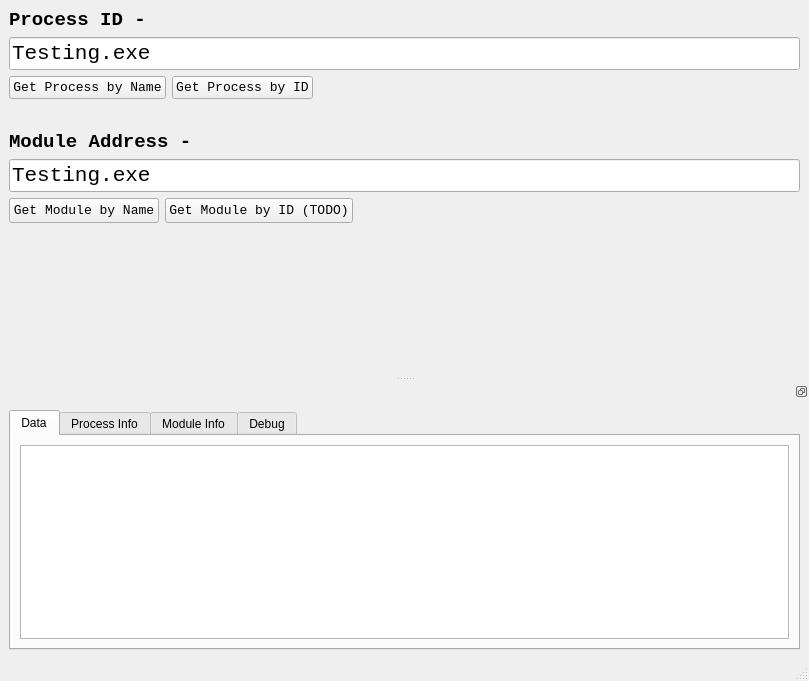
Before: the Qt Designer form mainwindow.ui in mmg1/ZEF, drawn with Qt 5.
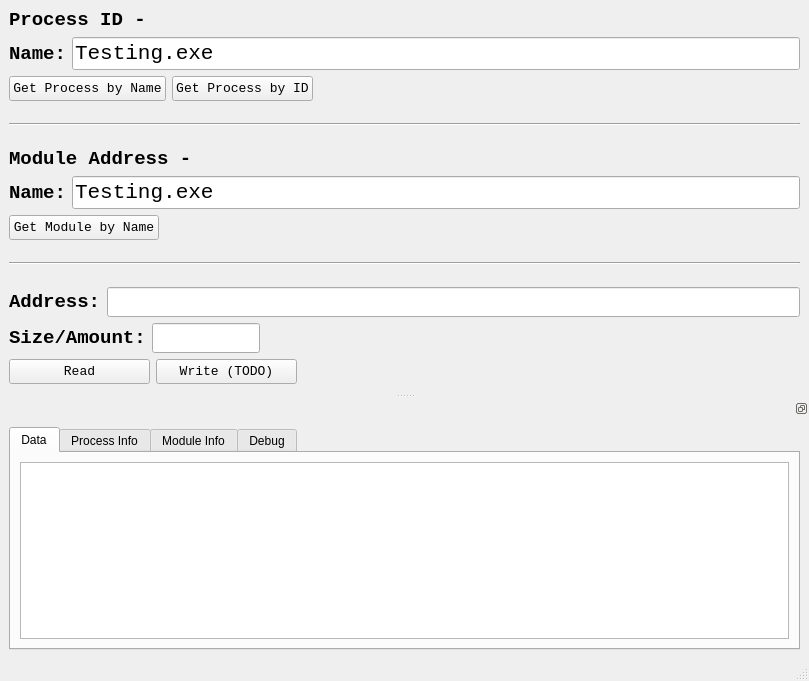
After: the same form once the commit is applied. The open tabs and pages were chosen to show the change.

Commit message: Read Memory

Diff of the .ui file:
```diff
--- a/mainwindow.ui
+++ b/mainwindow.ui
@@ -15,11 +15,71 @@
   </property>
   <widget class="QWidget" name="centralwidget">
    <layout class="QFormLayout" name="formLayout_3">
+    <item row="0" column="0" colspan="2">
+     <widget class="QLabel" name="lbl_ProcID">
+      <property name="sizePolicy">
+       <sizepolicy hsizetype="Expanding" vsizetype="Preferred">
+        <horstretch>0</horstretch>
+        <verstretch>0</verstretch>
+       </sizepolicy>
+      </property>
+      <property name="minimumSize">
+       <size>
+        <width>250</width>
+        <height>0</height>
+       </size>
+      </property>
+      <property name="maximumSize">
+       <size>
+        <width>16777215</width>
+        <height>500</height>
+       </size>
+      </property>
+      <property name="font">
+       <font>
+        <family>Consolas</family>
+        <pointsize>14</pointsize>
+        <weight>75</weight>
+        <bold>true</bold>
+       </font>
+      </property>
+      <property name="mouseTracking">
+       <bool>false</bool>
+      </property>
+      <property name="layoutDirection">
+       <enum>Qt::LeftToRight</enum>
+      </property>
+      <property name="text">
+       <string>Process ID -</string>
+      </property>
+      <property name="textFormat">
+       <enum>Qt::PlainText</enum>
+      </property>
+      <property name="textInteractionFlags">
+       <set>Qt::LinksAccessibleByMouse|Qt::TextSelectableByMouse</set>
+      </property>
+     </widget>
+    </item>
     <item row="1" column="0" colspan="2">
-     <layout class="QHBoxLayout" name="horizontalLayout_5">
+     <layout class="QHBoxLayout" name="hLayout_txt_ProcName">
       <property name="sizeConstraint">
        <enum>QLayout::SetMaximumSize</enum>
       </property>
+      <item>
+       <widget class="QLabel" name="lbl_ProcName">
+        <property name="font">
+         <font>
+          <family>Consolas</family>
+          <pointsize>14</pointsize>
+          <weight>75</weight>
+          <bold>true</bold>
+         </font>
+        </property>
+        <property name="text">
+         <string>Name:</string>
+        </property>
+       </widget>
+      </item>
       <item>
        <widget class="QLineEdit" name="txt_ProcName">
         <property name="font">
@@ -38,9 +98,15 @@
      </layout>
     </item>
     <item row="2" column="0">
-     <layout class="QHBoxLayout" name="horizontalLayout_6">
+     <layout class="QHBoxLayout" name="hLayout_btn_GetProcBtns">
       <item>
        <widget class="QPushButton" name="btn_GetProcID">
+        <property name="minimumSize">
+         <size>
+          <width>140</width>
+          <height>25</height>
+         </size>
+        </property>
         <property name="font">
          <font>
           <family>Consolas</family>
@@ -54,6 +120,12 @@
       </item>
       <item>
        <widget class="QPushButton" name="btn_GetProcName">
+        <property name="minimumSize">
+         <size>
+          <width>141</width>
+          <height>25</height>
+         </size>
+        </property>
         <property name="font">
          <font>
           <family>Consolas</family>
@@ -67,153 +139,40 @@
       </item>
      </layout>
     </item>
-    <item row="3" column="0">
-     <spacer name="verticalSpacer">
-      <property name="orientation">
-       <enum>Qt::Vertical</enum>
-      </property>
-      <property name="sizeType">
-       <enum>QSizePolicy::Fixed</enum>
-      </property>
-      <property name="sizeHint" stdset="0">
-       <size>
-        <width>20</width>
-        <height>20</height>
-       </size>
-      </property>
-     </spacer>
-    </item>
-    <item row="5" column="0" colspan="2">
-     <layout class="QHBoxLayout" name="horizontalLayout_7">
-      <item>
-       <widget class="QLineEdit" name="txt_ModName">
-        <property name="font">
-         <font>
-          <family>Consolas</family>
-          <pointsize>16</pointsize>
-          <weight>50</weight>
-          <bold>false</bold>
-         </font>
-        </property>
-        <property name="text">
-         <string>Testing.exe</string>
-        </property>
-       </widget>
-      </item>
-     </layout>
-    </item>
-    <item row="6" column="0">
-     <layout class="QHBoxLayout" name="horizontalLayout_8">
-      <item>
-       <widget class="QPushButton" name="btn_GetModAddr">
-        <property name="sizePolicy">
-         <sizepolicy hsizetype="MinimumExpanding" vsizetype="Preferred">
-          <horstretch>0</horstretch>
-          <verstretch>0</verstretch>
-         </sizepolicy>
-        </property>
-        <property name="minimumSize">
-         <size>
-          <width>150</width>
-          <height>25</height>
-         </size>
-        </property>
-        <property name="maximumSize">
-         <size>
-          <width>16777215</width>
-          <height>50</height>
-         </size>
-        </property>
-        <property name="font">
-         <font>
-          <family>Consolas</family>
-          <pointsize>10</pointsize>
-         </font>
-        </property>
-        <property name="text">
-         <string>Get Module by Name</string>
-        </property>
-       </widget>
-      </item>
-      <item>
-       <widget class="QPushButton" name="btn_GetProcName_2">
-        <property name="sizePolicy">
-         <sizepolicy hsizetype="MinimumExpanding" vsizetype="Preferred">
-          <horstretch>0</horstretch>
-          <verstretch>0</verstretch>
-         </sizepolicy>
-        </property>
-        <property name="minimumSize">
-         <size>
-          <width>150</width>
-          <height>25</height>
-         </size>
-        </property>
-        <property name="maximumSize">
-         <size>
-          <width>16777215</width>
-          <height>50</height>
-         </size>
-        </property>
-        <property name="font">
-         <font>
-          <family>Consolas</family>
-          <pointsize>10</pointsize>
-         </font>
-        </property>
-        <property name="text">
-         <string>Get Module by ID (TODO)</string>
-        </property>
-       </widget>
-      </item>
-     </layout>
-    </item>
-    <item row="0" column="0" colspan="2">
-     <widget class="QLabel" name="lbl_ProcID">
-      <property name="sizePolicy">
-       <sizepolicy hsizetype="Expanding" vsizetype="Preferred">
-        <horstretch>0</horstretch>
-        <verstretch>0</verstretch>
-       </sizepolicy>
-      </property>
-      <property name="minimumSize">
-       <size>
-        <width>250</width>
-        <height>0</height>
-       </size>
-      </property>
-      <property name="maximumSize">
-       <size>
-        <width>16777215</width>
-        <height>500</height>
-       </size>
-      </property>
-      <property name="font">
-       <font>
-        <family>Consolas</family>
-        <pointsize>14</pointsize>
-        <weight>75</weight>
-        <bold>true</bold>
-       </font>
-      </property>
-      <property name="mouseTracking">
-       <bool>false</bool>
-      </property>
-      <property name="layoutDirection">
-       <enum>Qt::LeftToRight</enum>
-      </property>
-      <property name="text">
-       <string>Process ID -</string>
-      </property>
-      <property name="textFormat">
-       <enum>Qt::PlainText</enum>
-      </property>
-      <property name="textInteractionFlags">
-       <set>Qt::LinksAccessibleByMouse|Qt::TextSelectableByMouse</set>
-      </property>
-     </widget>
-    </item>
     <item row="4" column="0" colspan="2">
+     <layout class="QHBoxLayout" name="hLayout_Line1">
+      <property name="rightMargin">
+       <number>0</number>
+      </property>
+      <property name="bottomMargin">
+       <number>0</number>
+      </property>
+      <item>
+       <widget class="Line" name="line">
+        <property name="orientation">
+         <enum>Qt::Horizontal</enum>
+        </property>
+       </widget>
+      </item>
+     </layout>
+    </item>
+    <item row="5" column="0">
+     <spacer name="verticalSpacer">
+      <property name="orientation">
+       <enum>Qt::Vertical</enum>
+      </property>
+      <property name="sizeType">
+       <enum>QSizePolicy::Fixed</enum>
+      </property>
+      <property name="sizeHint" stdset="0">
+       <size>
+        <width>20</width>
+        <height>10</height>
+       </size>
+      </property>
+     </spacer>
+    </item>
+    <item row="6" column="0" colspan="2">
      <widget class="QLabel" name="lbl_ModAddr">
       <property name="sizePolicy">
        <sizepolicy hsizetype="Expanding" vsizetype="Preferred">
@@ -255,6 +214,264 @@
       </property>
      </widget>
     </item>
+    <item row="7" column="0" colspan="2">
+     <layout class="QHBoxLayout" name="hLayout_txt_ModName">
+      <item>
+       <widget class="QLabel" name="lbl_ModName">
+        <property name="font">
+         <font>
+          <family>Consolas</family>
+          <pointsize>14</pointsize>
+          <weight>75</weight>
+          <bold>true</bold>
+         </font>
+        </property>
+        <property name="text">
+         <string>Name:</string>
+        </property>
+       </widget>
+      </item>
+      <item>
+       <widget class="QLineEdit" name="txt_ModName">
+        <property name="font">
+         <font>
+          <family>Consolas</family>
+          <pointsize>16</pointsize>
+          <weight>50</weight>
+          <bold>false</bold>
+         </font>
+        </property>
+        <property name="text">
+         <string>Testing.exe</string>
+        </property>
+       </widget>
+      </item>
+     </layout>
+    </item>
+    <item row="8" column="0">
+     <layout class="QHBoxLayout" name="hLayout_btn_GetMod">
+      <item>
+       <widget class="QPushButton" name="btn_GetModAddr">
+        <property name="sizePolicy">
+         <sizepolicy hsizetype="MinimumExpanding" vsizetype="Preferred">
+          <horstretch>0</horstretch>
+          <verstretch>0</verstretch>
+         </sizepolicy>
+        </property>
+        <property name="minimumSize">
+         <size>
+          <width>150</width>
+          <height>25</height>
+         </size>
+        </property>
+        <property name="maximumSize">
+         <size>
+          <width>16777215</width>
+          <height>50</height>
+         </size>
+        </property>
+        <property name="font">
+         <font>
+          <family>Consolas</family>
+          <pointsize>10</pointsize>
+         </font>
+        </property>
+        <property name="text">
+         <string>Get Module by Name</string>
+        </property>
+       </widget>
+      </item>
+     </layout>
+    </item>
+    <item row="10" column="0" colspan="2">
+     <layout class="QHBoxLayout" name="hLayout_Line2">
+      <property name="rightMargin">
+       <number>0</number>
+      </property>
+      <property name="bottomMargin">
+       <number>0</number>
+      </property>
+      <item>
+       <widget class="Line" name="line_2">
+        <property name="sizePolicy">
+         <sizepolicy hsizetype="Expanding" vsizetype="Fixed">
+          <horstretch>0</horstretch>
+          <verstretch>0</verstretch>
+         </sizepolicy>
+        </property>
+        <property name="orientation">
+         <enum>Qt::Horizontal</enum>
+        </property>
+       </widget>
+      </item>
+     </layout>
+    </item>
+    <item row="12" column="0" colspan="2">
+     <layout class="QHBoxLayout" name="hLayout_txt_Addr">
+      <property name="rightMargin">
+       <number>0</number>
+      </property>
+      <property name="bottomMargin">
+       <number>0</number>
+      </property>
+      <item>
+       <widget class="QLabel" name="lbl_Address">
+        <property name="font">
+         <font>
+          <family>Consolas</family>
+          <pointsize>14</pointsize>
+          <weight>75</weight>
+          <bold>true</bold>
+         </font>
+        </property>
+        <property name="text">
+         <string>Address:</string>
+        </property>
+       </widget>
+      </item>
+      <item>
+       <widget class="QLineEdit" name="txt_Address">
+        <property name="minimumSize">
+         <size>
+          <width>0</width>
+          <height>30</height>
+         </size>
+        </property>
+       </widget>
+      </item>
+     </layout>
+    </item>
+    <item row="13" column="0">
+     <layout class="QHBoxLayout" name="hLayout_txt_SizeAmnt">
+      <property name="rightMargin">
+       <number>0</number>
+      </property>
+      <property name="bottomMargin">
+       <number>0</number>
+      </property>
+      <item>
+       <widget class="QLabel" name="lbl_Size">
+        <property name="font">
+         <font>
+          <family>Consolas</family>
+          <pointsize>14</pointsize>
+          <weight>75</weight>
+          <bold>true</bold>
+         </font>
+        </property>
+        <property name="text">
+         <string>Size/Amount:</string>
+        </property>
+       </widget>
+      </item>
+      <item>
+       <widget class="QLineEdit" name="txt_Size">
+        <property name="minimumSize">
+         <size>
+          <width>0</width>
+          <height>30</height>
+         </size>
+        </property>
+       </widget>
+      </item>
+     </layout>
+    </item>
+    <item row="14" column="0">
+     <layout class="QHBoxLayout" name="hLayout_btn_RW">
+      <property name="rightMargin">
+       <number>0</number>
+      </property>
+      <property name="bottomMargin">
+       <number>0</number>
+      </property>
+      <item>
+       <widget class="QPushButton" name="btn_Read">
+        <property name="minimumSize">
+         <size>
+          <width>141</width>
+          <height>25</height>
+         </size>
+        </property>
+        <property name="font">
+         <font>
+          <family>Consolas</family>
+          <pointsize>10</pointsize>
+         </font>
+        </property>
+        <property name="text">
+         <string>Read</string>
+        </property>
+       </widget>
+      </item>
+      <item>
+       <widget class="QPushButton" name="btn_Write">
+        <property name="minimumSize">
+         <size>
+          <width>141</width>
+          <height>25</height>
+         </size>
+        </property>
+        <property name="font">
+         <font>
+          <family>Consolas</family>
+          <pointsize>10</pointsize>
+         </font>
+        </property>
+        <property name="text">
+         <string>Write (TODO)</string>
+        </property>
+       </widget>
+      </item>
+     </layout>
+    </item>
+    <item row="11" column="0">
+     <spacer name="verticalSpacer_2">
+      <property name="orientation">
+       <enum>Qt::Vertical</enum>
+      </property>
+      <property name="sizeType">
+       <enum>QSizePolicy::Fixed</enum>
+      </property>
+      <property name="sizeHint" stdset="0">
+       <size>
+        <width>20</width>
+        <height>10</height>
+       </size>
+      </property>
+     </spacer>
+    </item>
+    <item row="3" column="0">
+     <spacer name="verticalSpacer_3">
+      <property name="orientation">
+       <enum>Qt::Vertical</enum>
+      </property>
+      <property name="sizeType">
+       <enum>QSizePolicy::Fixed</enum>
+      </property>
+      <property name="sizeHint" stdset="0">
+       <size>
+        <width>20</width>
+        <height>10</height>
+       </size>
+      </property>
+     </spacer>
+    </item>
+    <item row="9" column="0">
+     <spacer name="verticalSpacer_4">
+      <property name="orientation">
+       <enum>Qt::Vertical</enum>
+      </property>
+      <property name="sizeType">
+       <enum>QSizePolicy::Fixed</enum>
+      </property>
+      <property name="sizeHint" stdset="0">
+       <size>
+        <width>20</width>
+        <height>10</height>
+       </size>
+      </property>
+     </spacer>
+    </item>
    </layout>
   </widget>
   <widget class="QMenuBar" name="menubar">
@@ -286,7 +503,7 @@
         <enum>QTabWidget::Rounded</enum>
        </property>
        <property name="currentIndex">
-        <number>2</number>
+        <number>0</number>
        </property>
        <property name="movable">
         <bool>false</bool>
```
The commit also changes 9 other files.
